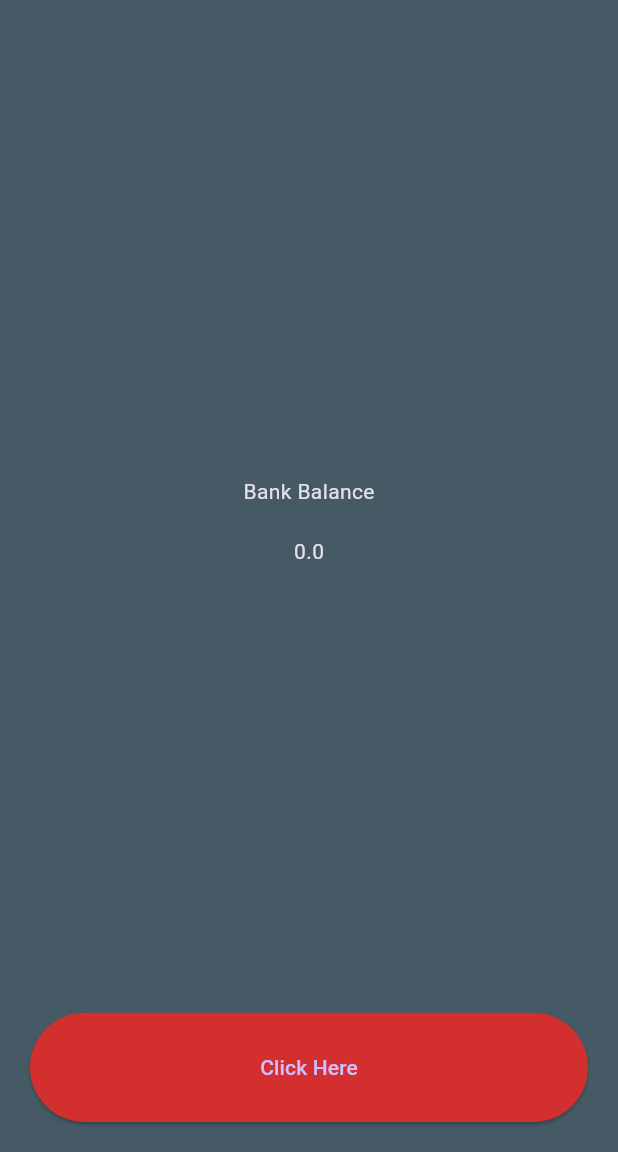
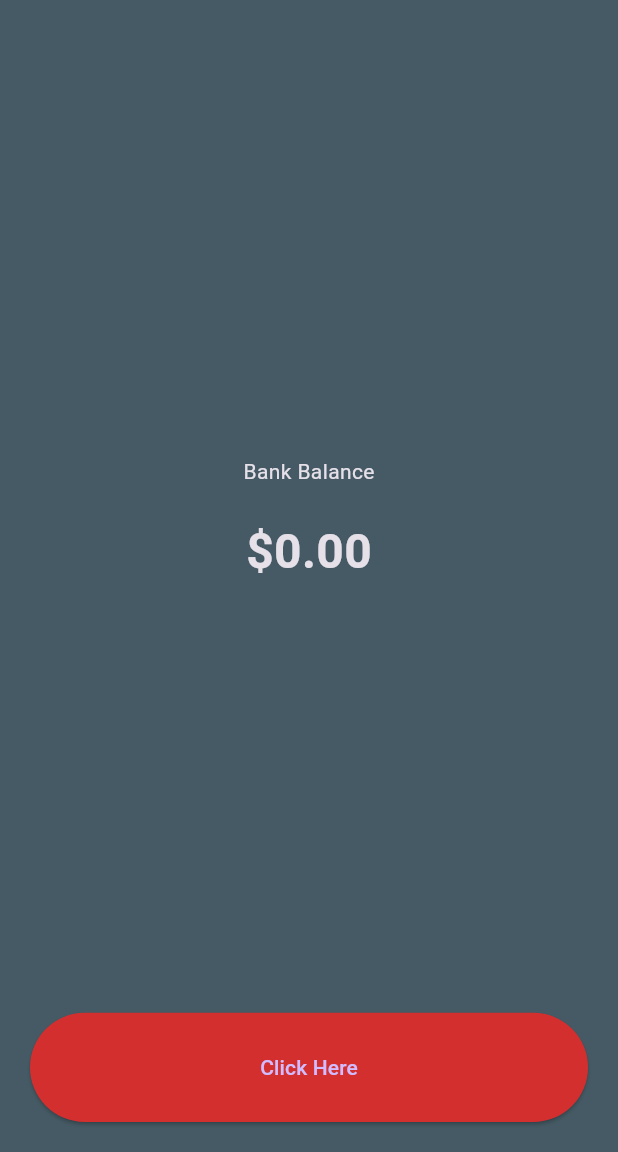
Before and after one commit to musfiqur552608/Make-Money-App, a Flutter app: the screen it shows after launch, on a phone screen of 412 x 824 dp, the part 84-1236 px from its top. Run offline on Flutter 3.47's test engine with Material 3 defaults, Android fonts, the light colour scheme and no system bars; our stand-ins replace shared_preferences.

```diff
--- a/lib/bank_balance.dart
+++ b/lib/bank_balance.dart
@@ -1,7 +1,9 @@
 import 'package:flutter/material.dart';
+import 'package:intl/intl.dart';
 
 class BankBalance extends StatelessWidget {
   double bankBalance;
+
   BankBalance({super.key, required this.bankBalance});
 
   @override
@@ -13,7 +15,10 @@ class BankBalance extends StatelessWidget {
         children: [
           Text("Bank Balance"),
           SizedBox(height: 20),
-          Text("$bankBalance"),
+          Text(
+            "${NumberFormat.simpleCurrency().format(bankBalance)}",
+            style: TextStyle(fontSize: 32, fontWeight: FontWeight.bold),
+          ),
         ],
       ),
     );
--- a/pubspec.yaml
+++ b/pubspec.yaml
@@ -35,6 +35,7 @@ dependencies:
   # Use with the CupertinoIcons class for iOS style icons.
   cupertino_icons: ^1.0.8
   shared_preferences: ^2.5.2
+  intl: ^0.20.2
 
 dev_dependencies:
   flutter_test:
```
Also changed, not shown: pubspec.lock, 19 other files.
